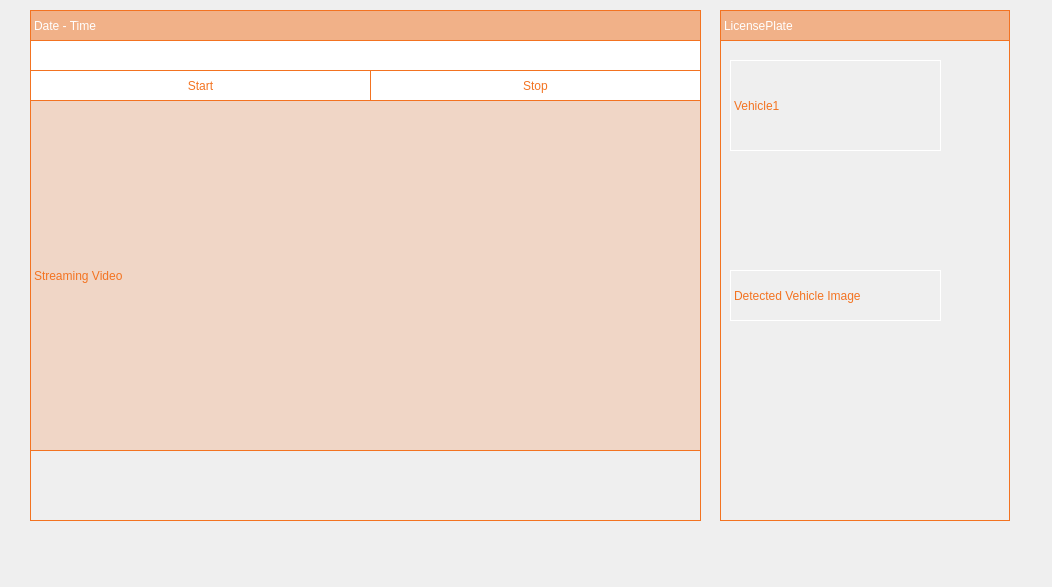
Qt form cctv_36/src/ui/streaming.ui (VEDA-ThirtySix/PAMS-client) before a commit.
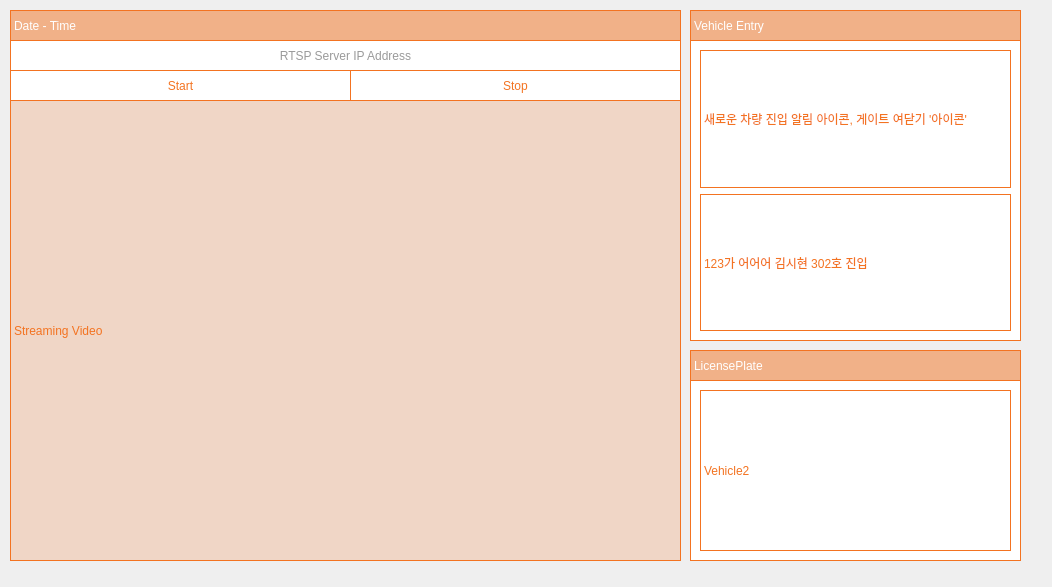
The same form after that commit.

Commit message: feat: 스트리밍 UI수정, 새로운 등록 이벤트 UI생성

What changed in the file:
```diff
--- a/cctv_36/src/ui/streaming.ui
+++ b/cctv_36/src/ui/streaming.ui
@@ -16,10 +16,10 @@
   <widget class="QFrame" name="streamingFrame">
    <property name="geometry">
     <rect>
-     <x>0</x>
+     <x>-10</x>
      <y>0</y>
-     <width>1041</width>
-     <height>561</height>
+     <width>1051</width>
+     <height>581</height>
     </rect>
    </property>
    <property name="styleSheet">
@@ -32,10 +32,10 @@
    <widget class="QLabel" name="streamingLabel">
     <property name="geometry">
      <rect>
-      <x>30</x>
+      <x>20</x>
       <y>100</y>
       <width>671</width>
-      <height>351</height>
+      <height>461</height>
      </rect>
     </property>
     <property name="styleSheet">
@@ -48,69 +48,10 @@
      <string>Streaming Video</string>
     </property>
    </widget>
-   <widget class="QFrame" name="bestshotFrame">
-    <property name="geometry">
-     <rect>
-      <x>720</x>
-      <y>40</y>
-      <width>290</width>
-      <height>481</height>
-     </rect>
-    </property>
-    <property name="styleSheet">
-     <string notr="true">font: 500 13pt &quot;Quicksand Medium&quot;;
-color:  rgb(243,115,33);
-background:none;
-border:1px solid rgb(243,115,33);</string>
-    </property>
-    <property name="frameShape">
-     <enum>QFrame::NoFrame</enum>
-    </property>
-    <widget class="QLabel" name="label">
-     <property name="geometry">
-      <rect>
-       <x>10</x>
-       <y>230</y>
-       <width>211</width>
-       <height>51</height>
-      </rect>
-     </property>
-     <property name="styleSheet">
-      <string notr="true">background:none;
-border:1px solid rgb(255, 255, 255);
-font: 300 bold 13pt &quot;Quicksand Light&quot;;
-color:  rgb(243,115,33);
-background:none;</string>
-     </property>
-     <property name="text">
-      <string>Detected Vehicle Image</string>
-     </property>
-    </widget>
-    <widget class="QLabel" name="label_3">
-     <property name="geometry">
-      <rect>
-       <x>10</x>
-       <y>20</y>
-       <width>211</width>
-       <height>91</height>
-      </rect>
-     </property>
-     <property name="styleSheet">
-      <string notr="true">background:none;
-border:1px solid rgb(255, 255, 255);
-font: 300 bold 13pt &quot;Quicksand Light&quot;;
-color:  rgb(243,115,33);
-background:none;</string>
-     </property>
-     <property name="text">
-      <string>Vehicle1</string>
-     </property>
-    </widget>
-   </widget>
    <widget class="QLabel" name="dateTimeLabel">
     <property name="geometry">
      <rect>
-      <x>30</x>
+      <x>20</x>
       <y>10</y>
       <width>671</width>
       <height>31</height>
@@ -130,9 +71,9 @@
    <widget class="QLabel" name="licensetitleLabel">
     <property name="geometry">
      <rect>
-      <x>720</x>
-      <y>10</y>
-      <width>290</width>
+      <x>700</x>
+      <y>350</y>
+      <width>331</width>
       <height>31</height>
      </rect>
     </property>
@@ -146,28 +87,10 @@
      <string>LicensePlate</string>
     </property>
    </widget>
-   <widget class="QFrame" name="bestshotFrame_2">
-    <property name="geometry">
-     <rect>
-      <x>30</x>
-      <y>450</y>
-      <width>671</width>
-      <height>71</height>
-     </rect>
-    </property>
-    <property name="styleSheet">
-     <string notr="true">color:  rgb(243,115,33);
-background:none;
-border:1px solid rgb(243,115,33);</string>
-    </property>
-    <property name="frameShape">
-     <enum>QFrame::NoFrame</enum>
-    </property>
-   </widget>
    <widget class="QPushButton" name="startButton">
     <property name="geometry">
      <rect>
-      <x>30</x>
+      <x>20</x>
       <y>70</y>
       <width>341</width>
       <height>31</height>
@@ -201,7 +124,7 @@
    <widget class="QPushButton" name="stopButton">
     <property name="geometry">
      <rect>
-      <x>370</x>
+      <x>360</x>
       <y>70</y>
       <width>331</width>
       <height>31</height>
@@ -229,32 +152,118 @@
    <widget class="QLabel" name="label_url">
     <property name="geometry">
      <rect>
-      <x>30</x>
+      <x>20</x>
       <y>40</y>
       <width>671</width>
       <height>31</height>
      </rect>
     </property>
     <property name="styleSheet">
-     <string notr="true">
-	color:  rgb(243,115,33);
+     <string notr="true">	color:  rgb(154, 154, 154);
 	background:white;
 	border:1px solid rgb(243,115,33);
 	font: 500 10pt &quot;Quicksand Medium&quot;;
 </string>
     </property>
     <property name="text">
-     <string/>
+     <string>RTSP Server IP Address</string>
     </property>
+    <property name="alignment">
+     <set>Qt::AlignCenter</set>
+    </property>
    </widget>
-   <zorder>streamingLabel</zorder>
-   <zorder>dateTimeLabel</zorder>
-   <zorder>licensetitleLabel</zorder>
-   <zorder>bestshotFrame</zorder>
-   <zorder>bestshotFrame_2</zorder>
-   <zorder>startButton</zorder>
-   <zorder>stopButton</zorder>
-   <zorder>label_url</zorder>
+   <widget class="QFrame" name="licensePlateframe">
+    <property name="geometry">
+     <rect>
+      <x>700</x>
+      <y>380</y>
+      <width>331</width>
+      <height>181</height>
+     </rect>
+    </property>
+    <property name="styleSheet">
+     <string notr="true">color:  rgb(243,115,33);
+background:white;
+border:1px solid rgb(243,115,33);</string>
+    </property>
+    <property name="frameShape">
+     <enum>QFrame::StyledPanel</enum>
+    </property>
+    <property name="frameShadow">
+     <enum>QFrame::Raised</enum>
+    </property>
+    <layout class="QVBoxLayout" name="verticalLayout">
+     <item>
+      <widget class="QLabel" name="number1">
+       <property name="styleSheet">
+        <string notr="true">background:none;
+border:1px solid rgb(243,115,33);
+font: 300 bold 13pt &quot;Quicksand Light&quot;;
+color:  rgb(243,115,33);</string>
+       </property>
+       <property name="text">
+        <string>Vehicle2</string>
+       </property>
+      </widget>
+     </item>
+    </layout>
+   </widget>
+   <widget class="QFrame" name="stateArea">
+    <property name="geometry">
+     <rect>
+      <x>700</x>
+      <y>40</y>
+      <width>331</width>
+      <height>301</height>
+     </rect>
+    </property>
+    <property name="styleSheet">
+     <string notr="true">color:  rgb(243,115,33);
+background:white;
+border:1px solid rgb(243,115,33);</string>
+    </property>
+    <property name="frameShape">
+     <enum>QFrame::StyledPanel</enum>
+    </property>
+    <property name="frameShadow">
+     <enum>QFrame::Raised</enum>
+    </property>
+    <layout class="QVBoxLayout" name="verticalLayout_2">
+     <item>
+      <widget class="QLabel" name="label_2">
+       <property name="text">
+        <string>새로운 차량 진입 알림 아이콘, 게이트 여닫기 '아이콘'</string>
+       </property>
+      </widget>
+     </item>
+     <item>
+      <widget class="QLabel" name="label">
+       <property name="text">
+        <string>123가 어어어 김시현 302호 진입</string>
+       </property>
+      </widget>
+     </item>
+    </layout>
+   </widget>
+   <widget class="QLabel" name="VehicleEntry">
+    <property name="geometry">
+     <rect>
+      <x>700</x>
+      <y>10</y>
+      <width>331</width>
+      <height>31</height>
+     </rect>
+    </property>
+    <property name="styleSheet">
+     <string notr="true">color: rgb(255, 255, 255);
+font: 500 13pt &quot;Quicksand Medium&quot;;
+background-color: rgba(243,115,33,0.5);
+border:1px solid rgb(243,115,33);</string>
+    </property>
+    <property name="text">
+     <string>Vehicle Entry</string>
+    </property>
+   </widget>
   </widget>
  </widget>
  <resources/>
```
